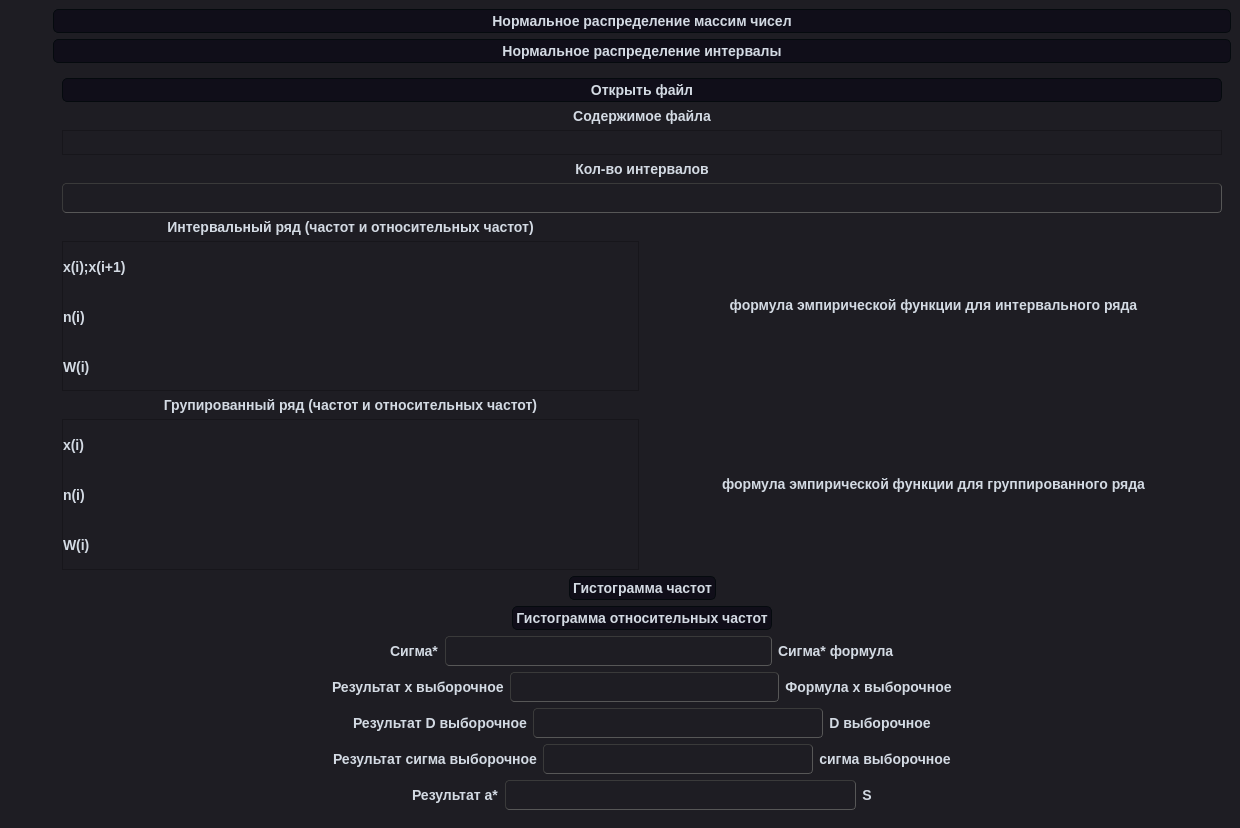
The window that interface.ui (T-LORE/tv_lr6) describes before a commit, drawn with Qt 5.
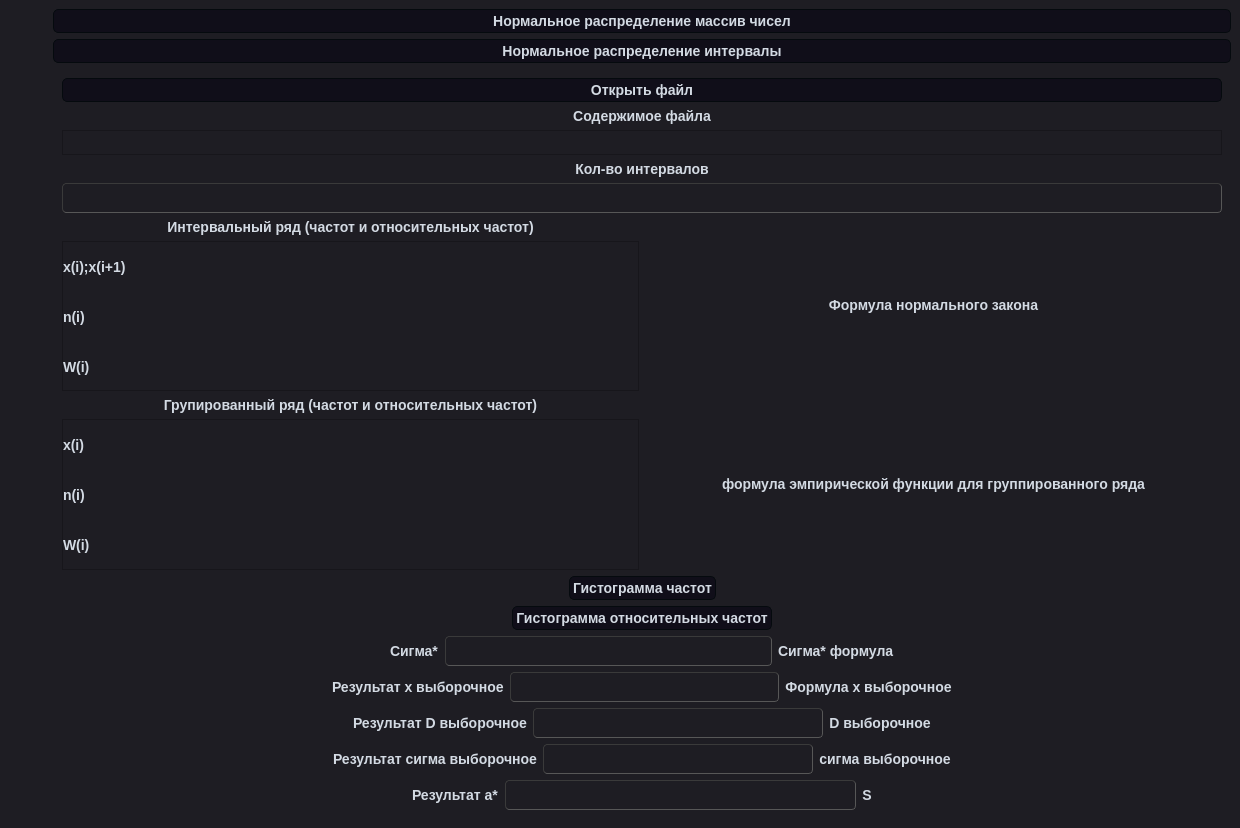
The same window after the commit.

Commit message: Merge branch densityNormalFunction

```diff
--- a/interface.ui
+++ b/interface.ui
@@ -893,7 +893,7 @@
             <item>
              <widget class="QLabel" name="empiricalIntervalLatex_2">
               <property name="text">
-               <string>формула эмпирической функции для интервального ряда</string>
+               <string>Формула нормального закона</string>
               </property>
               <property name="alignment">
                <set>Qt::AlignCenter</set>
@@ -2142,7 +2142,7 @@
     <item row="1" column="1">
      <widget class="QPushButton" name="secondTask">
       <property name="text">
-       <string>Нормальное распределение массим чисел</string>
+       <string>Нормальное распределение массив чисел</string>
       </property>
      </widget>
     </item>
```
Left out of the diff: 6 changed lines with no effect on the pictures. The commit also changes 2 other files.
